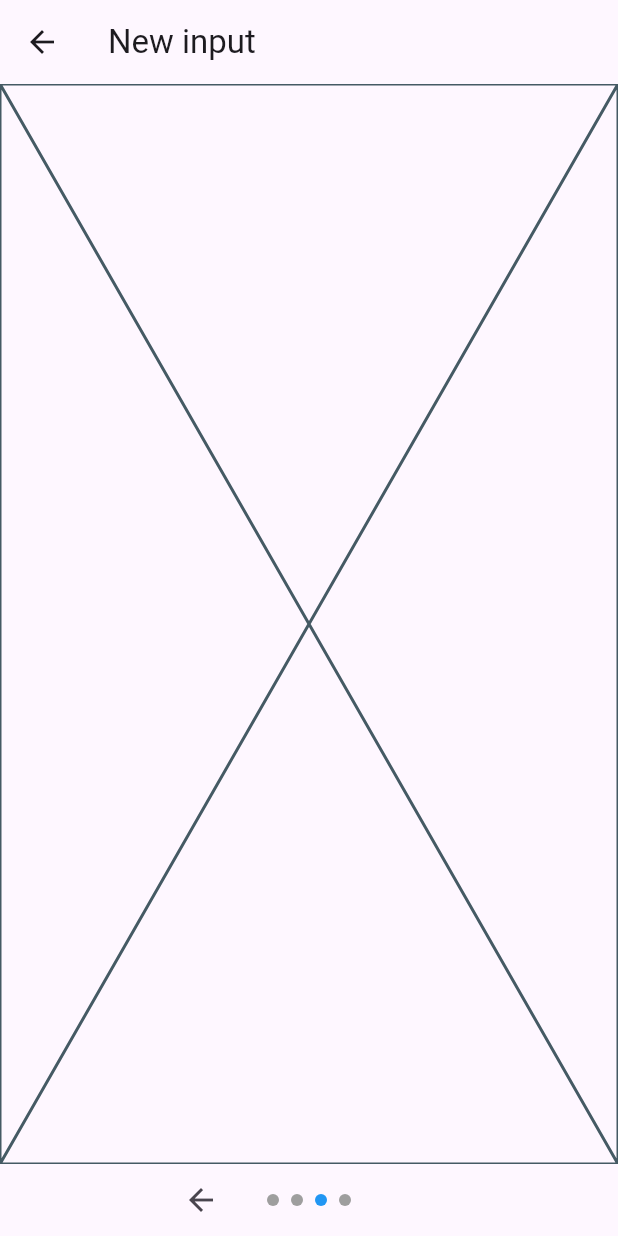
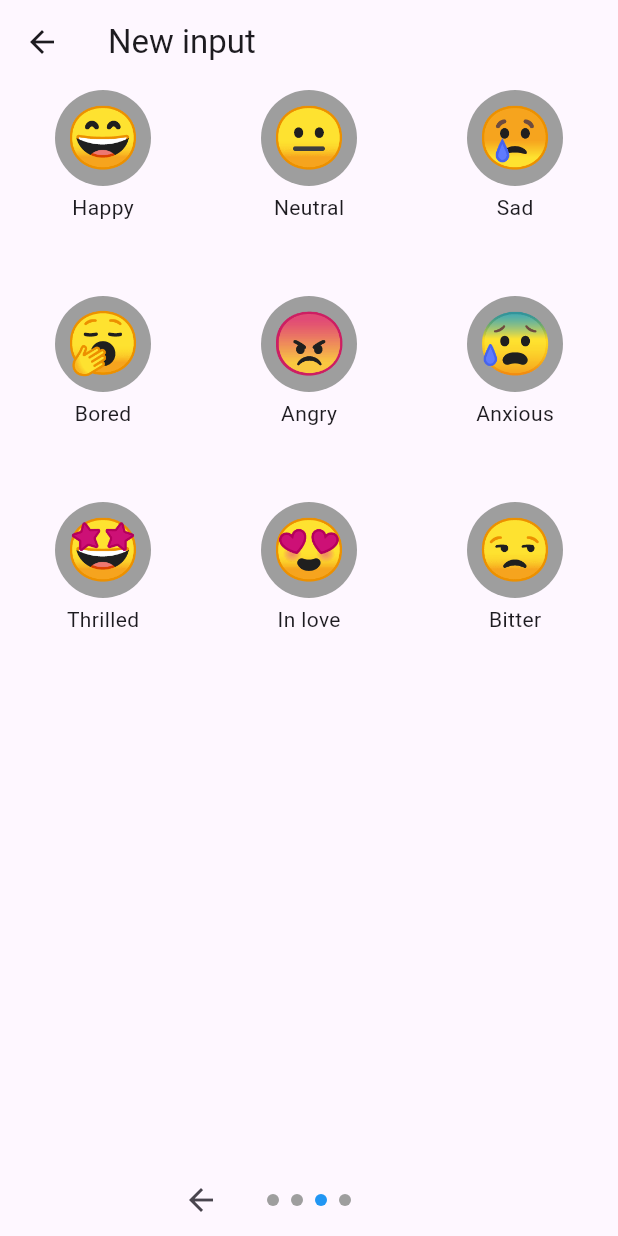
Before and after one commit to ju-rouaux/Highlight, a Flutter app: the FormRoot screen opened directly, swiped to page 3, on a phone screen of 412 x 824 dp. Run offline on Flutter 3.47's test engine with Material 3 defaults, Android fonts, the phone set to English and light mode, and no system bars; our stand-ins replace image_picker.

Commit message:
Prototype formulaire prêt

```diff
--- a/lib/form_mood.dart
+++ b/lib/form_mood.dart
@@ -1,4 +1,7 @@
+import 'package:dailymood/entry.dart';
+import 'package:dailymood/mood_enum.dart';
 import 'package:flutter/material.dart';
+import 'package:provider/provider.dart';
 
 class FormMood extends StatefulWidget {
   const FormMood({super.key});
@@ -10,6 +13,35 @@ class FormMood extends StatefulWidget {
 class _FormMoodState extends State<FormMood> {
   @override
   Widget build(BuildContext context) {
-    return const Placeholder();
+    return GridView.count(
+      crossAxisCount: 3,
+      children: Mood.values.map((mood) => buildMoodButton(mood)).toList(),
+    );
   }
+
+  Widget buildMoodButton(Mood mood) {
+      return GestureDetector(
+        onTap: () => Provider.of<Entry>(context, listen: false).updateMood(mood),
+        child: Column(
+          children: [
+            Stack(alignment: Alignment.center,
+              children: [
+                Container(
+                  width: 64.0,
+                  height: 64.0,
+                  margin: EdgeInsets.symmetric(horizontal: 4.0, vertical: 4.0),
+                  decoration: BoxDecoration(
+                    shape: BoxShape.circle,
+                    color: Colors.grey,
+                  ),
+                ),
+                Text(mood.toEmoji, style: TextStyle(fontSize: 40))
+              ]
+            ),
+
+            Text(mood.toText)
+          ],
+        ),
+      );
+    }
 }
--- a/lib/form_root.dart
+++ b/lib/form_root.dart
@@ -73,6 +73,7 @@ class _FormRootState extends State<FormRoot> {
                   icon: Icon(Icons.arrow_back),
 
                   onPressed: () {
+                    FocusScope.of(context).unfocus();
                     setState(() {
                       _pageController.previousPage(duration: Duration(milliseconds: 10), curve: Curves.ease);
                     });
@@ -99,6 +100,7 @@ class _FormRootState extends State<FormRoot> {
 
                   onPressed: () {
                     if(!_imageAdded) return;
+                    FocusScope.of(context).unfocus();
                     setState(() {
                       _pageController.nextPage(duration: Duration(milliseconds: 10), curve: Curves.ease);
                     });
--- a/lib/mood_enum.dart
+++ b/lib/mood_enum.dart
@@ -11,7 +11,7 @@ enum Mood {
 }
 
 extension MoodExtension on Mood {
-  String get emoji {
+  String get toEmoji {
     switch (this) {
       case Mood.happy:
         return '😄';
@@ -35,4 +35,29 @@ extension MoodExtension on Mood {
         return '';
     }
   }
+
+  String get toText {
+    switch (this) {
+      case Mood.happy:
+        return "Happy";
+      case Mood.neutral:
+        return "Neutral";
+      case Mood.sad:
+        return "Sad";
+      case Mood.bored:
+        return "Bored";
+      case Mood.angry:
+        return "Angry";
+      case Mood.anxious:
+        return "Anxious";
+      case Mood.thrilled:
+        return "Thrilled";
+      case Mood.inLove:
+        return "In love";
+      case Mood.bitter:
+        return "Bitter";
+      default:
+        return '';
+    }
+  }
 }
--- a/lib/picture_frame.dart
+++ b/lib/picture_frame.dart
@@ -74,7 +74,7 @@ class _PictureFrameState extends State<PictureFrame> {
         top: 16.0,
         right: 16.0,
         child: Text(
-          widget.pictureModel.mood.emoji,
+          widget.pictureModel.mood.toEmoji,
           style: TextStyle(fontSize: 40),
         ),
       )
```
Also changed, not shown: lib/form_comment.dart (+19 -8 lines), lib/form_validation.dart (+15 -1 lines).
